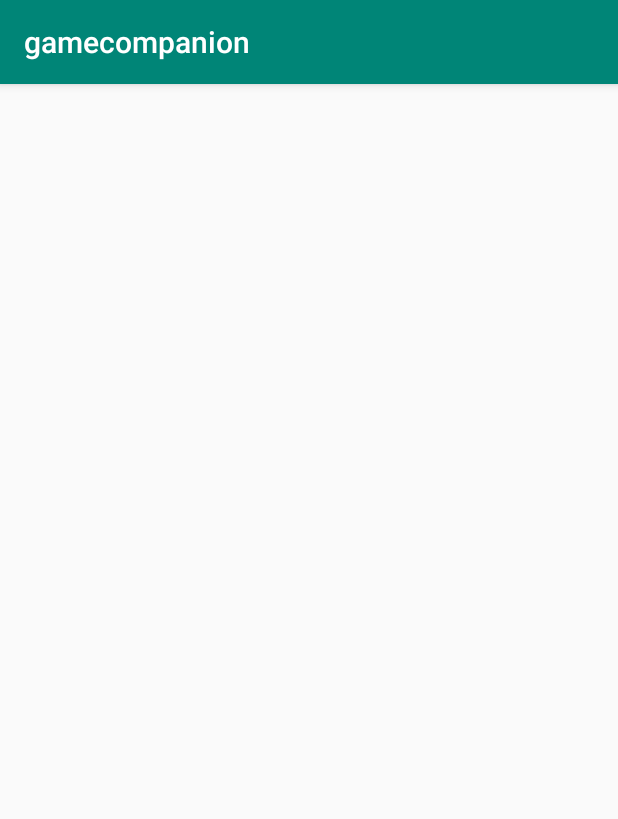
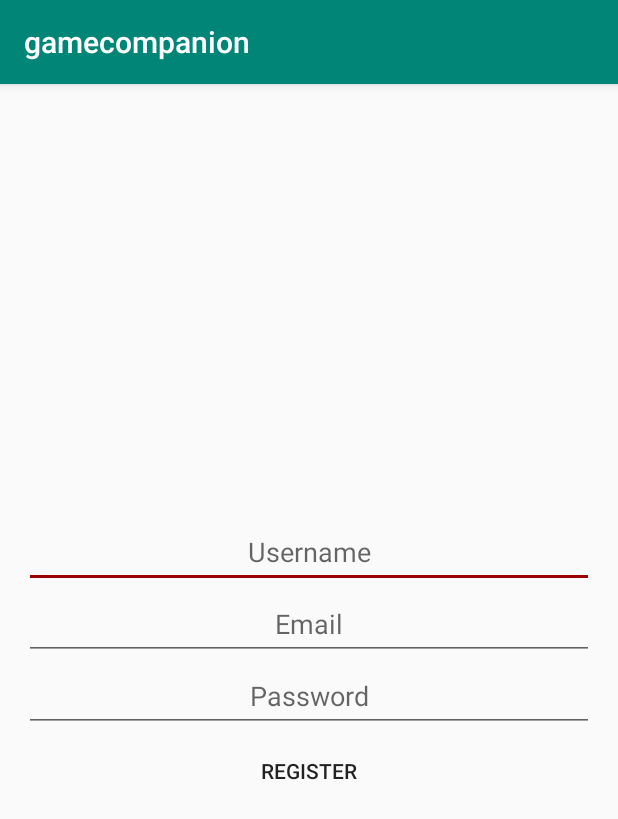
Before and after one commit to jonathanfullola/gamecompanion, an Android app: the RegisterActivity screen opened directly, with no data from a screen before it, on a phone screen of 412 x 824 dp. Shown: the top 819 px of the screen. Run offline under Robolectric (Android 15) with nearby library versions, the phone set to English and light mode, and no system bars.

Commit message:
register activity finished

```diff
--- a/app/src/main/res/layout/activity_register.xml
+++ b/app/src/main/res/layout/activity_register.xml
@@ -1,10 +1,48 @@
 <?xml version="1.0" encoding="utf-8"?>
-<androidx.constraintlayout.widget.ConstraintLayout
+<LinearLayout
         xmlns:android="http://schemas.android.com/apk/res/android"
         xmlns:tools="http://schemas.android.com/tools"
         xmlns:app="http://schemas.android.com/apk/res-auto"
         android:layout_width="match_parent"
         android:layout_height="match_parent"
+        android:gravity="center"
+        android:orientation="vertical"
+        android:layout_marginStart="@dimen/marginStart"
+        android:layout_marginEnd="@dimen/marginEnd"
         tools:context=".RegisterActivity">
 
-</androidx.constraintlayout.widget.ConstraintLayout>
+    <com.google.android.material.textfield.TextInputEditText
+            android:id="@+id/username"
+            android:layout_width="match_parent"
+            android:layout_height="@dimen/item_medium_height"
+            android:hint="@string/username_hint"
+            android:gravity="center"
+    />
+
+    <com.google.android.material.textfield.TextInputEditText
+            android:id="@+id/email"
+            android:layout_width="match_parent"
+            android:layout_height="@dimen/item_medium_height"
+            android:hint="@string/email_hint"
+            android:gravity="center"
+    />
+
+    <com.google.android.material.textfield.TextInputEditText
+            android:id="@+id/password"
+            android:layout_width="match_parent"
+            android:layout_height="@dimen/item_medium_height"
+            android:hint="@string/password_hint"
+            android:inputType="textPassword"
+            android:gravity="center"
+    />
+
+    <com.google.android.material.button.MaterialButton
+            android:id="@+id/registerbutton"
+            android:layout_width="match_parent"
+            android:layout_height="@dimen/item_medium_height"
+            android:gravity="center"
+            android:text="@string/register_button"
+            style="@style/Widget.AppCompat.Button.Borderless"
+    />
+
+</LinearLayout>
--- a/app/src/main/res/values/colors.xml
+++ b/app/src/main/res/values/colors.xml
@@ -2,5 +2,5 @@
 <resources>
     <color name="colorPrimary">#008577</color>
     <color name="colorPrimaryDark">#00574B</color>
-    <color name="colorAccent">#D81B60</color>
+    <color name="colorAccent">#9D0000</color>
 </resources>
--- a/app/src/main/res/values/dimens.xml
+++ b/app/src/main/res/values/dimens.xml
@@ -1,4 +1,6 @@
 <?xml version="1.0" encoding="utf-8"?>
 <resources>
     <dimen name="item_medium_height">48dp</dimen>
+    <dimen name="marginStart">16dp</dimen>
+    <dimen name="marginEnd">16dp</dimen>
 </resources>
--- a/app/src/main/res/values/strings.xml
+++ b/app/src/main/res/values/strings.xml
@@ -7,5 +7,9 @@
     <!-- TODO: Remove or change this placeholder text -->
     <string name="hello_blank_fragment">Hello blank fragment</string>
     <string name="profile_register_button">Register Here</string>
+    <string name="username_hint">Username</string>
+    <string name="password_hint">Password</string>
+    <string name="email_hint">Email</string>
+    <string name="register_button">Register</string>
 
 </resources>
```
Also changed, not shown: 1 other file.
